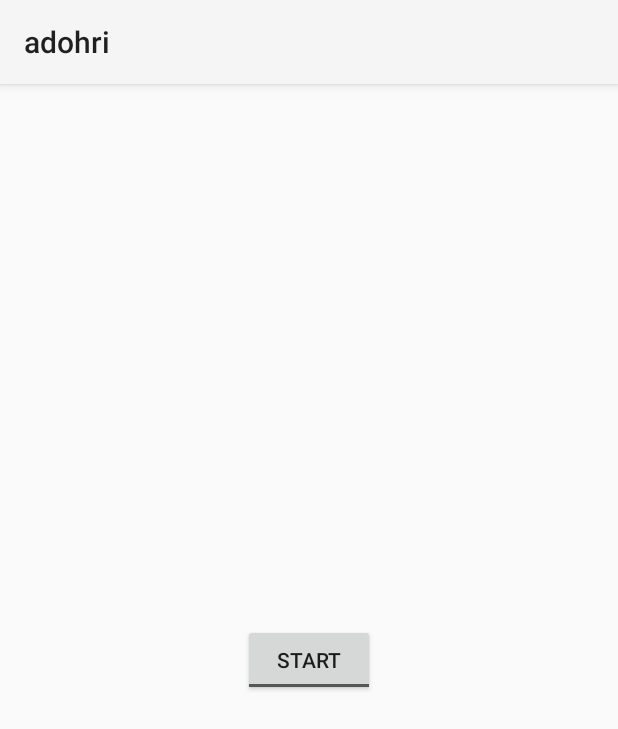
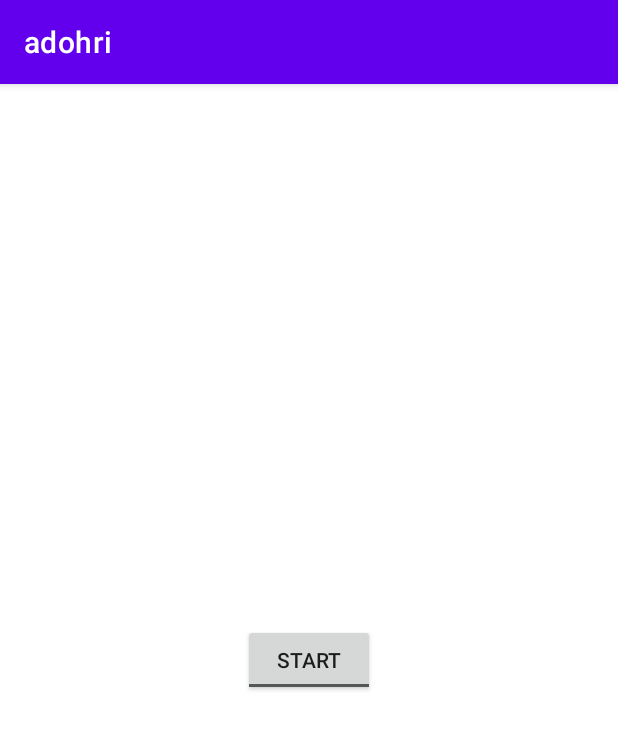
Before and after one commit to jilipop/adOHRi-Android, an Android app: the screen it shows after launch (MainActivity), on a phone screen of 412 x 824 dp. Shown: the top 729 px of the screen. Run offline under Robolectric (Android 15) with nearby library versions, the phone set to English and light mode, and no system bars; 1 statement that could not run was skipped.

Commit message:
fix theme name

```diff
--- a/app/src/main/res/values/themes.xml
+++ b/app/src/main/res/values/themes.xml
@@ -1,6 +1,6 @@
 <resources xmlns:tools="http://schemas.android.com/tools">
     <!-- Base application theme. -->
-    <style name="Theme.AD" parent="Theme.MaterialComponents.DayNight.DarkActionBar">
+    <style name="Theme.adOHRi" parent="Theme.MaterialComponents.DayNight.DarkActionBar">
         <!-- Primary brand color. -->
         <item name="colorPrimary">@color/purple_500</item>
         <item name="colorPrimaryVariant">@color/purple_700</item>
```
